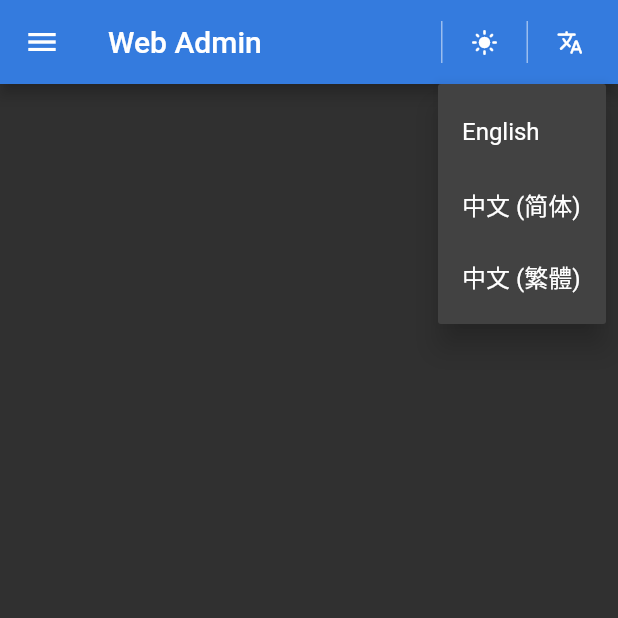
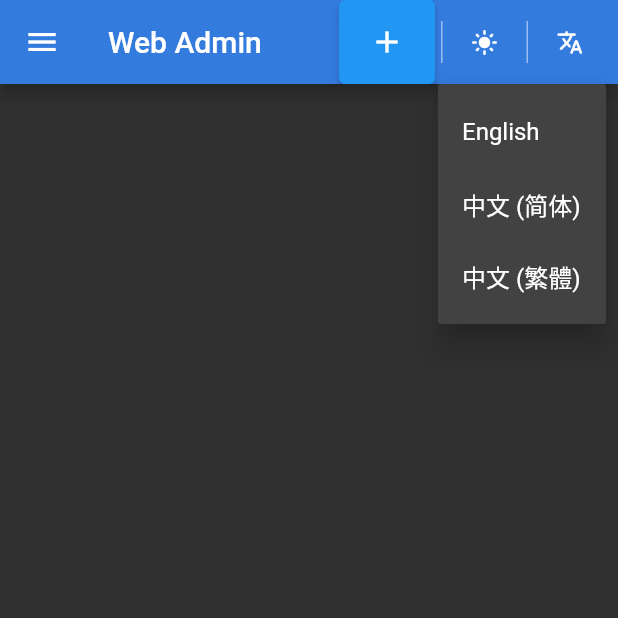
Before and after one commit to edgebus/edgebus, a Flutter app: the PortalMasterLayout screen opened directly with empty values, after a tap on the "dark mode" icon, after a tap on the "translate" icon, on a phone screen of 412 x 824 dp, the top half of it. Run offline on Flutter 3.47's test engine with Material 2 defaults, Android fonts, the phone set to English and light mode, and no system bars; our stand-ins replace awesome_dialog, flutter_form_builder, form_builder_validators, go_router, google_fonts, shared_preferences; missing offline and left inert: adaptive_scrollbar, dart:html, form_builder_asset_picker, freemework, pointer_interceptor; accounts and stored records are empty; network calls fail.

Commit message:
Refs #11 Added unactivated button "Create" in AppBar

```diff
--- a/lib/views/widgets/portal_master_layout/portal_master_layout.dart
+++ b/lib/views/widgets/portal_master_layout/portal_master_layout.dart
@@ -1,4 +1,3 @@
-import 'package:edgebus_console/views/screens/topic_details_screen.dart';
 import 'package:flutter/material.dart';
 import 'package:go_router/go_router.dart';
 import 'package:provider/provider.dart';
@@ -10,9 +9,9 @@ import 'package:edgebus_console/providers/app_preferences_provider.dart';
 import 'package:edgebus_console/theme/theme_extensions/app_color_scheme.dart';
 import 'package:edgebus_console/theme/theme_extensions/app_sidebar_theme.dart';
 import 'package:edgebus_console/views/widgets/portal_master_layout/sidebar.dart';
-import 'package:edgebus_console/views/screens/topic_details_screen.dart'
-    show TopicDetailsScreen;
-import 'package:edgebus_console/model/topic.dart' show Topic;
+// import 'package:edgebus_console/views/screens/topic_details_screen.dart'
+// show TopicDetailsScreen;
+// import 'package:edgebus_console/model/topic.dart' show Topic;
 
 class LocaleMenuConfig {
   final String languageCode;
@@ -63,7 +62,7 @@ class PortalMasterLayout extends StatelessWidget {
           onAppBarTitlePressed: () => GoRouter.of(context).go(RouteUri.home),
         ),
         actions: [
-          // _createTopicButton(context),
+          _createTopicButton(context),
           Padding(
             padding: const EdgeInsets.symmetric(horizontal: 4.0),
             child: VerticalDivider(
@@ -185,23 +184,19 @@ class PortalMasterLayout extends StatelessWidget {
     );
   }
 
-  // Widget _createTopicButton(BuildContext context) {
-
-  //   return ElevatedButton(
-  //     // style: actionBottonStyle,
-  //     child: const Icon(
-  //       Icons.add,
-  //       color: Colors.white,
-  //     ),
-  //     onPressed: () {
-  //       Navigator.push(
-  //         context,
-  //         MaterialPageRoute(
-  //             builder: (context) => const TopicDetailsScreen()),
-  //       );
-  //     },
-  //   );
-  // }
+  Widget _createTopicButton(BuildContext context) {
+    return ElevatedButton(
+      // style: actionBottonStyle,
+      child: const Icon(
+        Icons.add,
+        color: Colors.white,
+      ),
+      onPressed: () {
+      },
+    );
+  }
+  // );,
+}
 
 Widget _changeLanguageButton(BuildContext context) {
   return PopupMenuButton(
@@ -244,7 +239,6 @@ class PortalMasterLayout extends StatelessWidget {
     ),
   );
 }
-}
 
 class ResponsiveAppBarTitle extends StatelessWidget {
   final void Function() onAppBarTitlePressed;
```
Lines whose indentation alone changed are shown as unchanged.
